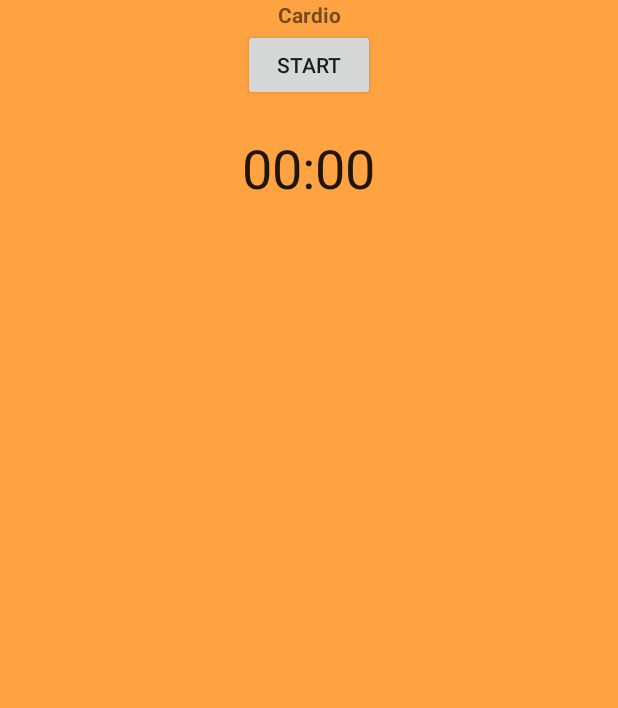
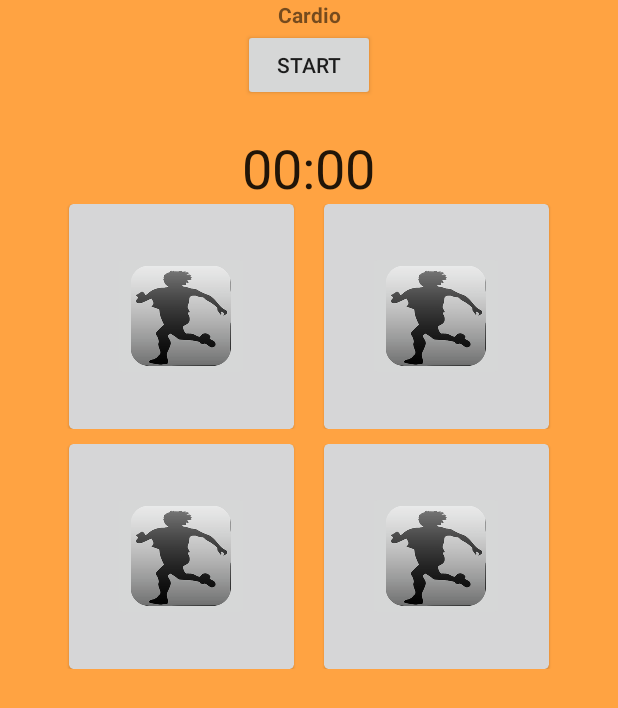
Before and after one commit to jrbrayjr2006/Fitness_Pro_Android, an Android app: the fragment CardioExerciseFragment shown on its own in the app's theme, on a phone screen of 412 x 824 dp. Shown: the top 708 px of the screen. Run offline under Robolectric (Android 15) with nearby library versions, the phone set to English and light mode, and no system bars.

Commit message:
Added items to cardio layout

```diff
--- /dev/null
+++ b/app/src/main/res/drawable/default_cardio.xml
@@ -0,0 +1,4 @@
+<?xml version="1.0" encoding="utf-8"?>
+<selector xmlns:android="http://schemas.android.com/apk/res/android">
+    <item android:drawable="@drawable/cardio_200" />
+</selector>
--- a/app/src/main/res/layout/fragment_cardio.xml
+++ b/app/src/main/res/layout/fragment_cardio.xml
@@ -29,4 +29,111 @@
         android:textSize="36sp"
         android:layout_gravity="center_horizontal" />
 
+    <LinearLayout
+        android:layout_width="match_parent"
+        android:layout_height="wrap_content"
+        android:gravity="center_horizontal"
+        android:orientation="horizontal">
+
+        <android.support.v7.widget.CardView
+            xmlns:card_view="http://schemas.android.com/apk/res-auto"
+            android:id="@+id/cardioOne"
+            android:layout_width="150dp"
+            android:layout_height="150dp"
+            android:layout_marginStart="10dp"
+            android:layout_marginEnd="10dp"
+            android:paddingRight="10dp"
+            android:layout_gravity="start"
+            android:background="?android:attr/selectableItemBackground"
+            card_view:cardElevation="1dp"
+            card_view:cardBackgroundColor="@color/cardio_1"
+            card_view:cardCornerRadius="3dp">
+
+            <ImageButton
+                android:id="@+id/cardioOneImageButton"
+                android:layout_width="wrap_content"
+                android:layout_height="wrap_content"
+                android:layout_gravity="center"
+                android:src="@drawable/cardio_200"/>
+
+        </android.support.v7.widget.CardView>
+
+        <android.support.v7.widget.CardView
+            xmlns:card_view="http://schemas.android.com/apk/res-auto"
+            android:id="@+id/cardioTwo"
+            android:layout_width="150dp"
+            android:layout_height="150dp"
+            android:layout_gravity="end"
+            android:layout_marginEnd="10dp"
+            android:layout_marginStart="10dp"
+            android:background="?android:attr/selectableItemBackground"
+            card_view:cardElevation="1dp"
+            card_view:cardBackgroundColor="@color/cardio_2"
+            card_view:cardCornerRadius="3dp">
+
+            <ImageButton
+                android:id="@+id/cardioTwoImageButton"
+                android:layout_width="wrap_content"
+                android:layout_height="wrap_content"
+                android:layout_gravity="center"
+                android:src="@drawable/cardio_200"/>
+
+        </android.support.v7.widget.CardView>
+
+    </LinearLayout>
+
+    <LinearLayout
+        android:layout_width="match_parent"
+        android:layout_height="wrap_content"
+        android:layout_marginTop="10dp"
+        android:gravity="center_horizontal"
+        android:orientation="horizontal">
+
+        <android.support.v7.widget.CardView
+            xmlns:card_view="http://schemas.android.com/apk/res-auto"
+            android:id="@+id/cardioThree"
+            android:layout_width="150dp"
+            android:layout_height="150dp"
+            android:layout_marginStart="10dp"
+            android:layout_marginEnd="10dp"
+            android:paddingRight="10dp"
+            android:layout_gravity="start"
+            android:background="?android:attr/selectableItemBackground"
+            card_view:cardElevation="1dp"
+            card_view:cardBackgroundColor="@color/cardio_3"
+            card_view:cardCornerRadius="3dp">
+
+            <ImageButton
+                android:id="@+id/cardioThreeImageButton"
+                android:layout_width="wrap_content"
+                android:layout_height="wrap_content"
+                android:layout_gravity="center"
+                android:src="@drawable/cardio_200"/>
+
+        </android.support.v7.widget.CardView>
+
+        <android.support.v7.widget.CardView
+            xmlns:card_view="http://schemas.android.com/apk/res-auto"
+            android:id="@+id/cardioFour"
+            android:layout_width="150dp"
+            android:layout_height="150dp"
+            android:layout_gravity="end"
+            android:layout_marginEnd="10dp"
+            android:layout_marginStart="10dp"
+            android:background="?android:attr/selectableItemBackground"
+            card_view:cardElevation="1dp"
+            card_view:cardBackgroundColor="@color/cardio_4"
+            card_view:cardCornerRadius="3dp">
+
+            <ImageButton
+                android:id="@+id/cardioFourImageButton"
+                android:layout_width="wrap_content"
+                android:layout_height="wrap_content"
+                android:layout_gravity="center"
+                android:src="@drawable/cardio_200"/>
+
+        </android.support.v7.widget.CardView>
+
+    </LinearLayout>
+
 </LinearLayout>
```
Also changed, not shown: app/src/main/res/drawable-xxhdpi/cardio_200.png (added).
